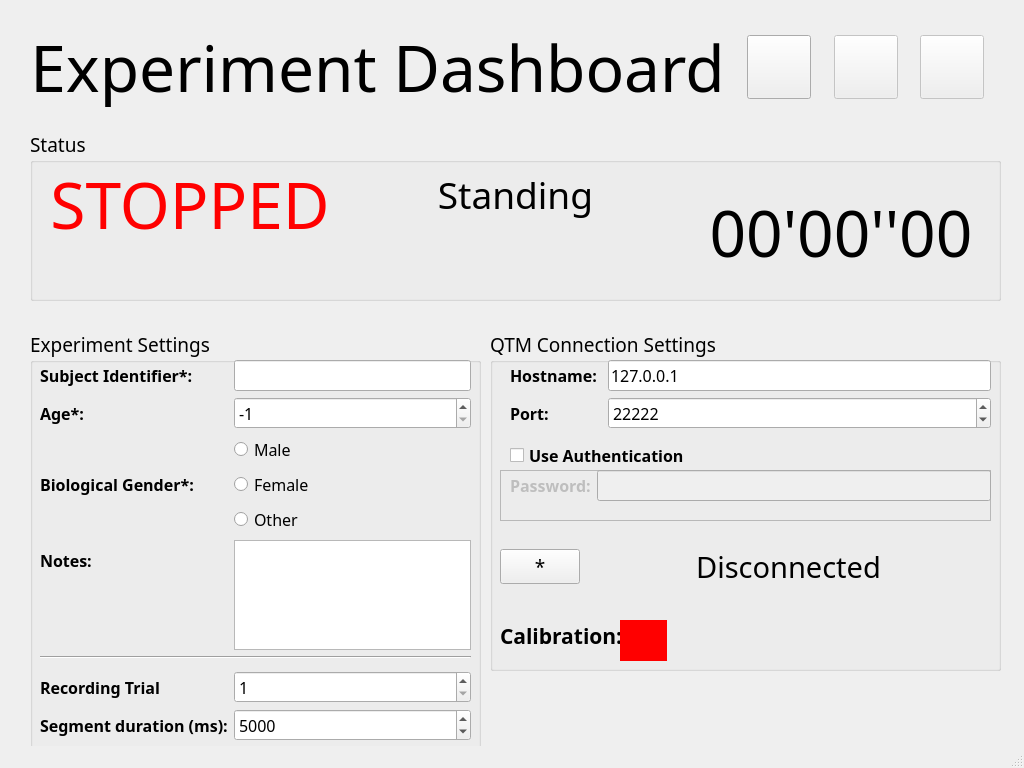
The window that main_window.ui (EuromovDHM-SemTaxM/EMBLD-acquisition) describes before a commit, drawn with Qt 5.
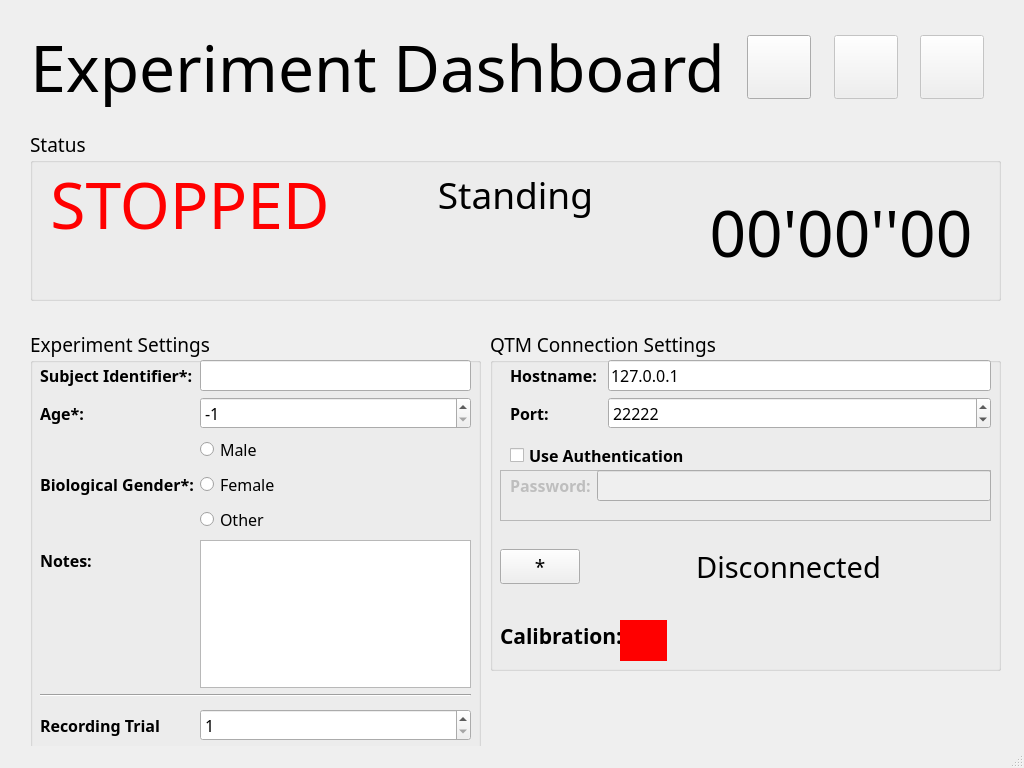
The same window after the commit. Icons and pictures are not drawn.

Diff of the .ui file:
```diff
--- a/main_window.ui
+++ b/main_window.ui
@@ -541,39 +541,6 @@
         </property>
        </widget>
       </item>
-      <item row="9" column="0">
-       <widget class="QLabel" name="label_4">
-        <property name="font">
-         <font>
-          <family>Segoe UI Variable Text Semibold</family>
-          <pointsize>12</pointsize>
-          <weight>75</weight>
-          <bold>true</bold>
-         </font>
-        </property>
-        <property name="text">
-         <string>Segment duration (ms):</string>
-        </property>
-       </widget>
-      </item>
-      <item row="9" column="1">
-       <widget class="QSpinBox" name="segment_duration_spin">
-        <property name="font">
-         <font>
-          <pointsize>12</pointsize>
-         </font>
-        </property>
-        <property name="minimum">
-         <number>1000</number>
-        </property>
-        <property name="maximum">
-         <number>20000</number>
-        </property>
-        <property name="value">
-         <number>5000</number>
-        </property>
-       </widget>
-      </item>
       <item row="7" column="0">
        <spacer name="verticalSpacer">
         <property name="orientation">
```
Left out of the diff: 6 changed lines with no effect on the pictures.
